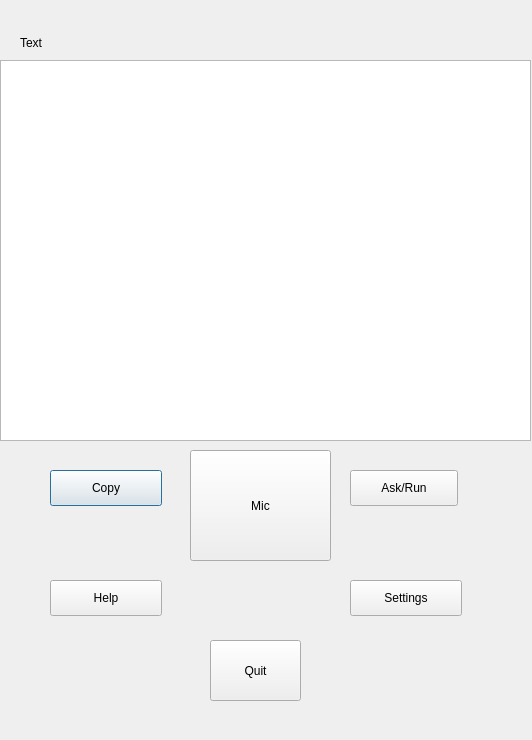
prashlkam/linux-voice-assistant-gui, file res/maindlg.ui: the form before one commit.
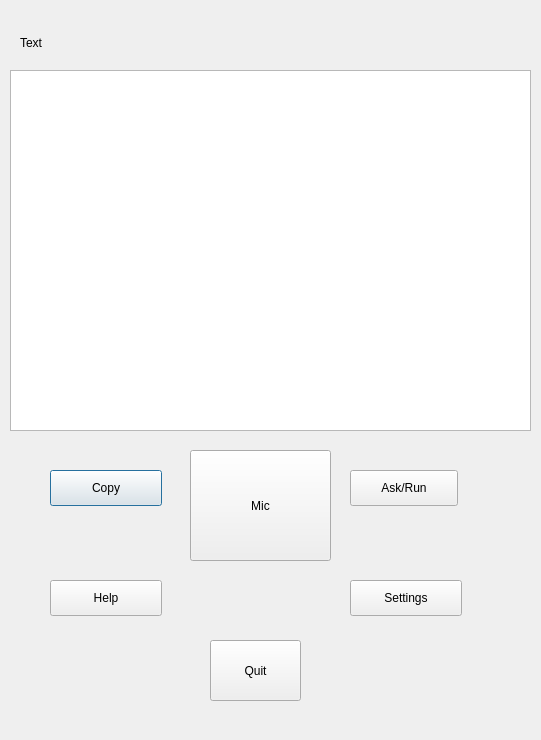
The form after the commit. Icons and pictures are not drawn.

```diff
--- a/res/maindlg.ui
+++ b/res/maindlg.ui
@@ -6,23 +6,13 @@
    <rect>
     <x>0</x>
     <y>0</y>
-    <width>532</width>
+    <width>541</width>
     <height>740</height>
    </rect>
   </property>
   <property name="windowTitle">
    <string>Laxmi -  Voice Assistant</string>
   </property>
-  <widget class="QTextEdit" name="outputtext">
-   <property name="geometry">
-    <rect>
-     <x>0</x>
-     <y>60</y>
-     <width>531</width>
-     <height>381</height>
-    </rect>
-   </property>
-  </widget>
   <widget class="QPushButton" name="copy">
    <property name="geometry">
     <rect>
@@ -117,6 +107,23 @@
     <string>Text</string>
    </property>
   </widget>
+  <widget class="QPlainTextEdit" name="outputtext">
+   <property name="geometry">
+    <rect>
+     <x>10</x>
+     <y>70</y>
+     <width>521</width>
+     <height>361</height>
+    </rect>
+   </property>
+   <property name="font">
+    <font>
+     <pointsize>28</pointsize>
+     <weight>75</weight>
+     <bold>true</bold>
+    </font>
+   </property>
+  </widget>
  </widget>
  <resources/>
  <connections/>
```
Left out of the diff: 9 changed lines with no effect on the pictures.
